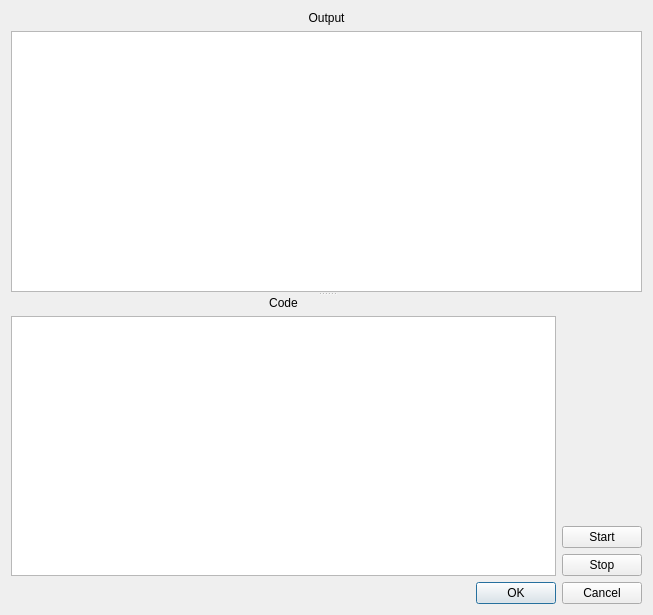
eiskaltdcpp/eiskaltdcpp, file eiskaltdcpp-qt/ui/UIDialogScriptConsole.ui: the form before one commit.
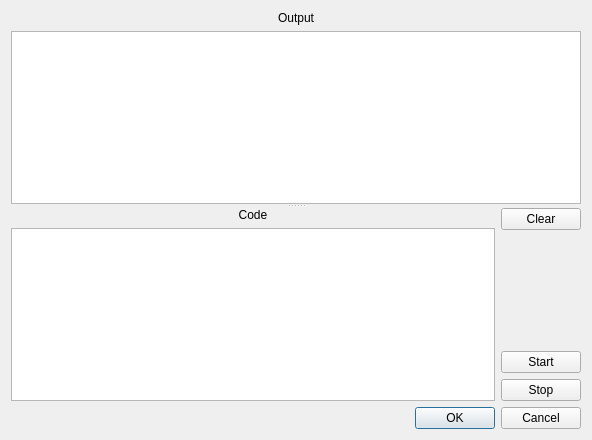
The form after the commit.

Commit message: EiskaltDC++ Qt: * Added `Clear' button in the Script Console dialog (issue 1163)

What changed in the file:
```diff
--- a/eiskaltdcpp-qt/ui/UIDialogScriptConsole.ui
+++ b/eiskaltdcpp-qt/ui/UIDialogScriptConsole.ui
@@ -9,8 +9,8 @@
    <rect>
     <x>0</x>
     <y>0</y>
-    <width>653</width>
-    <height>615</height>
+    <width>592</width>
+    <height>440</height>
    </rect>
   </property>
   <property name="windowTitle">
@@ -22,7 +22,7 @@
      <property name="orientation">
       <enum>Qt::Vertical</enum>
      </property>
-     <widget class="QWidget" name="">
+     <widget class="QWidget" name="layoutWidget">
       <layout class="QVBoxLayout" name="verticalLayout_2">
        <item>
         <widget class="QLabel" name="label">
@@ -39,6 +39,9 @@
          <property name="undoRedoEnabled">
           <bool>false</bool>
          </property>
+         <property name="readOnly">
+          <bool>true</bool>
+         </property>
          <property name="acceptRichText">
           <bool>false</bool>
          </property>
@@ -46,7 +49,7 @@
        </item>
       </layout>
      </widget>
-     <widget class="QWidget" name="">
+     <widget class="QWidget" name="layoutWidget">
       <layout class="QHBoxLayout" name="horizontalLayout">
        <item>
         <layout class="QVBoxLayout" name="verticalLayout_3">
@@ -80,6 +83,13 @@
        </item>
        <item>
         <layout class="QVBoxLayout" name="verticalLayout">
+         <item>
+          <widget class="QPushButton" name="pushButton_CLEAR">
+           <property name="text">
+            <string>Clear</string>
+           </property>
+          </widget>
+         </item>
          <item>
           <spacer name="verticalSpacer">
            <property name="orientation">
```
Left out of the diff: 16 changed lines with no effect on the pictures. The commit also changes 1 other file.
